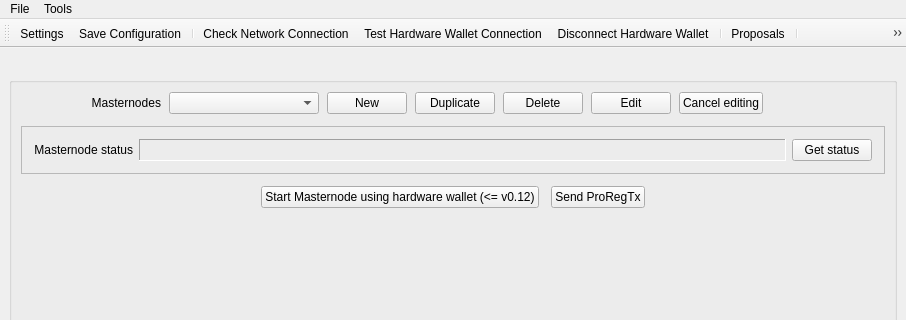
Above: src/ui/ui_main_dlg.ui from Bertrand256/dash-masternode-tool before the change; both pictures show x 0 to 906 and y 0 to 320 of the 906 by 499 pixel window. Below: the same form after it.
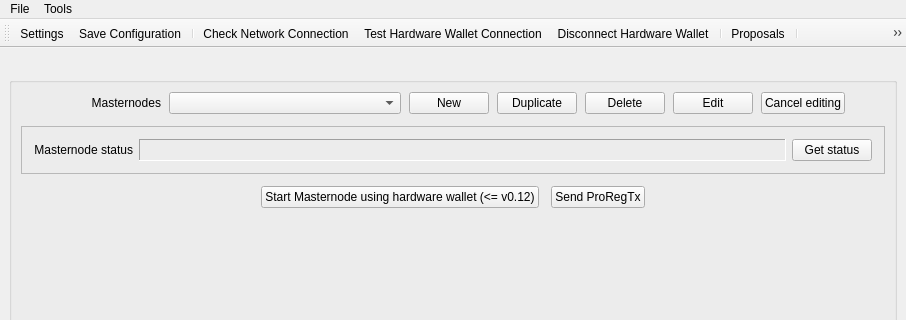
That is the form after the change.

Commit message: Fixed hyperlink columns coloring on Windows. Moved getting a masternode status to a background task.

Diff of the .ui file:
```diff
--- a/src/ui/ui_main_dlg.ui
+++ b/src/ui/ui_main_dlg.ui
@@ -129,7 +129,7 @@
            </property>
            <property name="maximumSize">
             <size>
-             <width>150</width>
+             <width>250</width>
              <height>16777215</height>
             </size>
            </property>
```
The commit also changes 5 other files.
